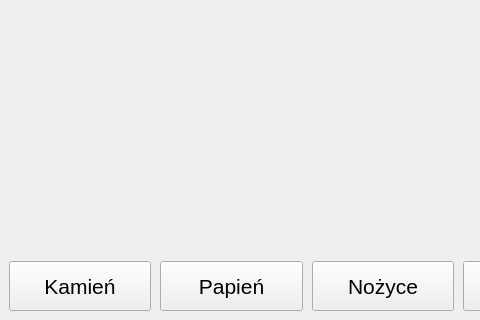
First picture: the form in MainWindow.ui, repository Kosmit147/RockPaperScissors, before the edit; both pictures show x 0 to 480 and y 280 to 600 of the 800 by 600 pixel window.
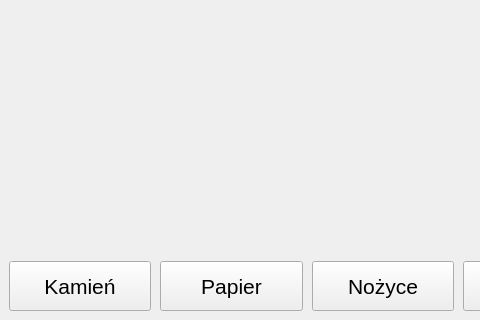
Second picture: the form after the edit. Icons and pictures are not drawn.

Diff of the .ui file:
```diff
--- a/MainWindow.ui
+++ b/MainWindow.ui
@@ -114,7 +114,7 @@
            </font>
           </property>
           <property name="text">
-           <string>Papień</string>
+           <string>Papier</string>
           </property>
          </widget>
         </item>
```
